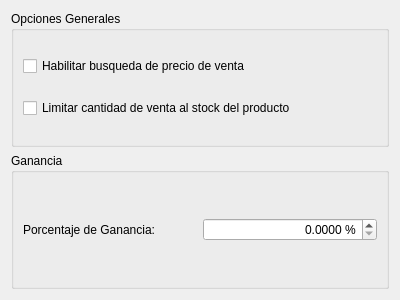
Before: the Qt Designer form trunk/plugins/ventas/FormPrefVentaBase.ui in chungote/gestotux, drawn with Qt 5.
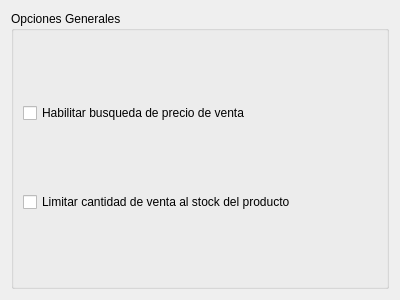
After: the same form once the commit is applied.

Commit message: Modificado sistema de obtencion de ganancia, sacado del plugin de ventas y pasado al de productos. Agregado ademas el ingreso del precio de venta aplicando automaticamente la ganancia predeterminada. Agregadas las columnas en la base de datos.

```diff
--- a/trunk/plugins/ventas/FormPrefVentaBase.ui
+++ b/trunk/plugins/ventas/FormPrefVentaBase.ui
@@ -37,42 +37,6 @@
      </layout>
     </widget>
    </item>
-   <item>
-    <widget class="QGroupBox" name="GBGanancia">
-     <property name="title">
-      <string>Ganancia</string>
-     </property>
-     <layout class="QVBoxLayout" name="verticalLayout_3">
-      <item>
-       <layout class="QHBoxLayout" name="horizontalLayout">
-        <item>
-         <widget class="QLabel" name="label">
-          <property name="text">
-           <string>Porcentaje de Ganancia:</string>
-          </property>
-         </widget>
-        </item>
-        <item>
-         <widget class="QDoubleSpinBox" name="DSBGanancia">
-          <property name="alignment">
-           <set>Qt::AlignRight|Qt::AlignTrailing|Qt::AlignVCenter</set>
-          </property>
-          <property name="suffix">
-           <string> %</string>
-          </property>
-          <property name="decimals">
-           <number>4</number>
-          </property>
-          <property name="maximum">
-           <double>9999.999900000000707</double>
-          </property>
-         </widget>
-        </item>
-       </layout>
-      </item>
-     </layout>
-    </widget>
-   </item>
   </layout>
  </widget>
  <resources/>
```
The commit also changes 9 other files.
